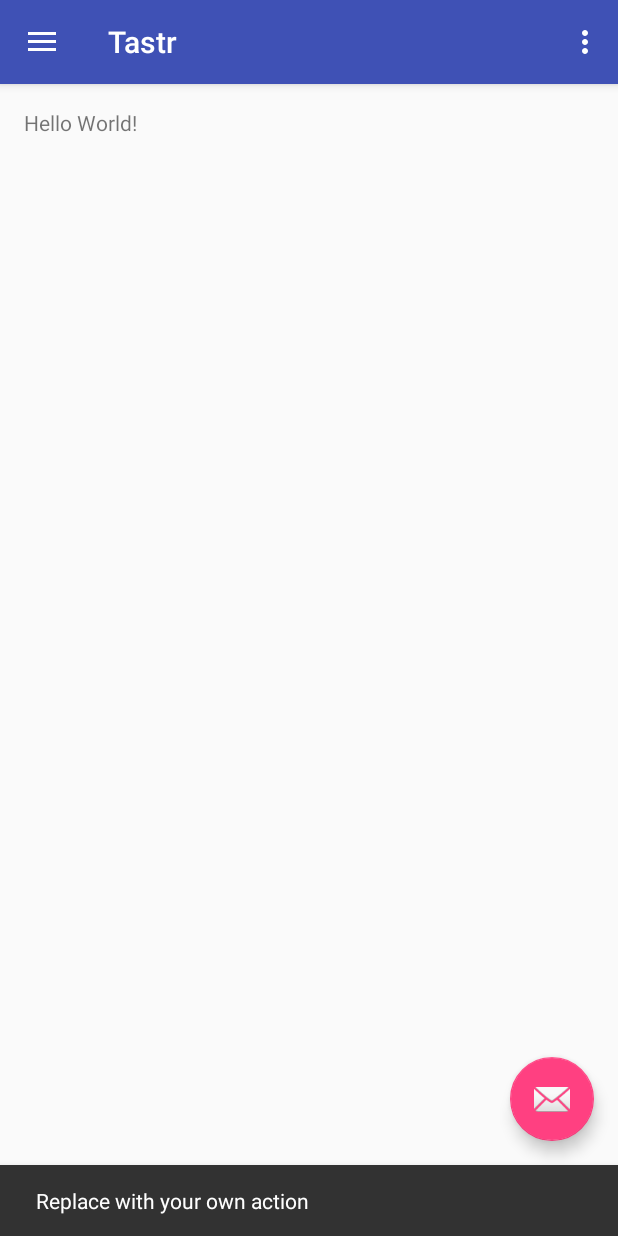
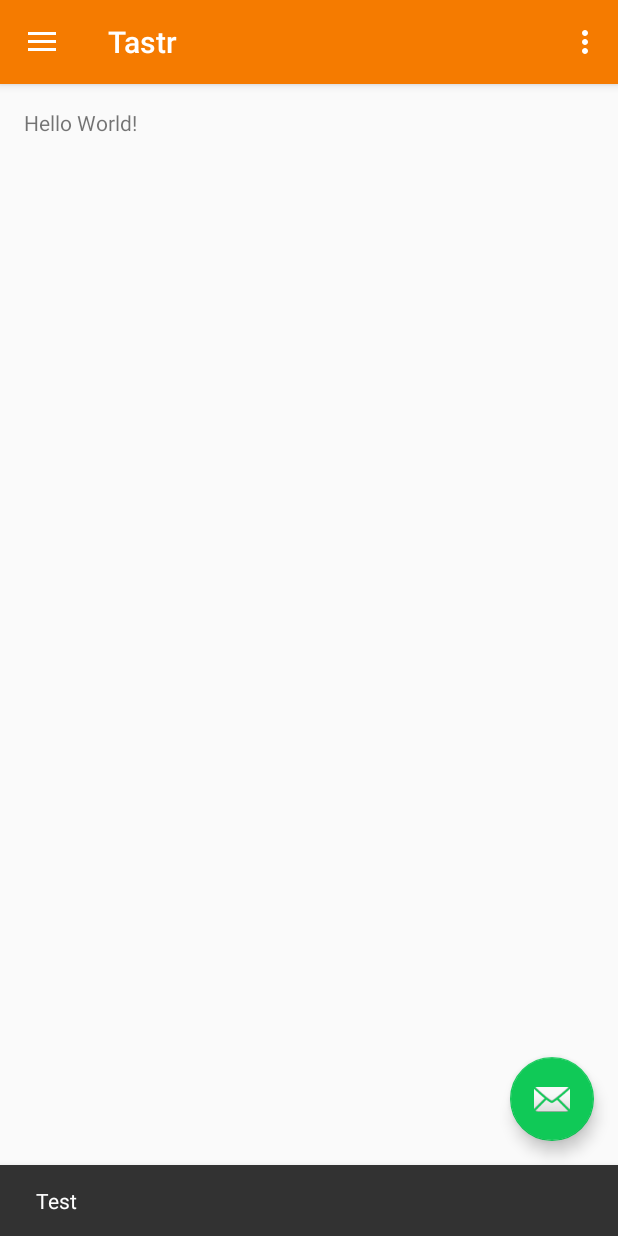
Before and after one commit to Remixt/Tastr, an Android app: the screen it shows after launch (MainActivity), after a tap on an icon or button, on a phone screen of 412 x 824 dp. Run offline under Robolectric (Android 15) with nearby library versions, the light colour scheme and no system bars.

Commit message:
Changed Color Scheme

```diff
--- a/Android Development/Source/Tastr/app/src/main/java/com/tastr/MainActivity.java
+++ b/Android Development/Source/Tastr/app/src/main/java/com/tastr/MainActivity.java
@@ -27,7 +27,7 @@ public class MainActivity extends AppCompatActivity
         fab.setOnClickListener(new View.OnClickListener() {
             @Override
             public void onClick(View view) {
-                Snackbar.make(view, "Replace with your own action", Snackbar.LENGTH_LONG)
+                Snackbar.make(view, "Test", Snackbar.LENGTH_LONG)
                         .setAction("Action", null).show();
             }
         });
--- a/Android Development/Source/Tastr/app/src/main/res/values/colors.xml
+++ b/Android Development/Source/Tastr/app/src/main/res/values/colors.xml
@@ -1,6 +1,6 @@
 <?xml version="1.0" encoding="utf-8"?>
 <resources>
-    <color name="colorPrimary">#3F51B5</color>
-    <color name="colorPrimaryDark">#303F9F</color>
-    <color name="colorAccent">#FF4081</color>
+    <color name="colorPrimary">#f57b00</color>
+    <color name="colorPrimaryDark">#ed6d0a</color>
+    <color name="colorAccent">#10c957</color>
 </resources>
```
